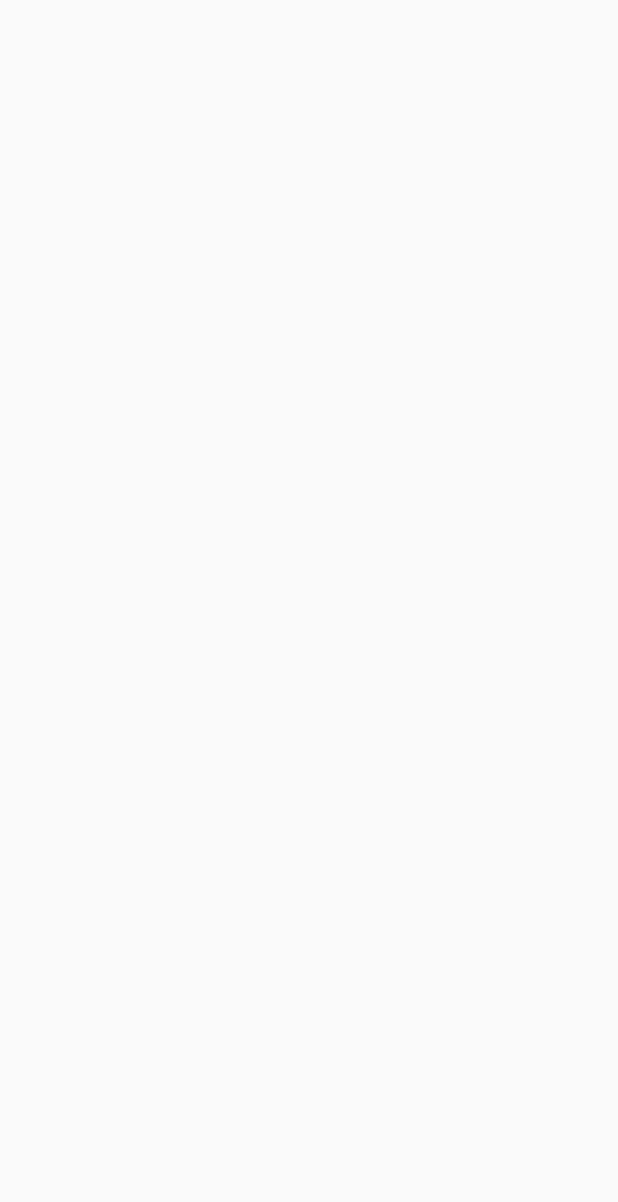
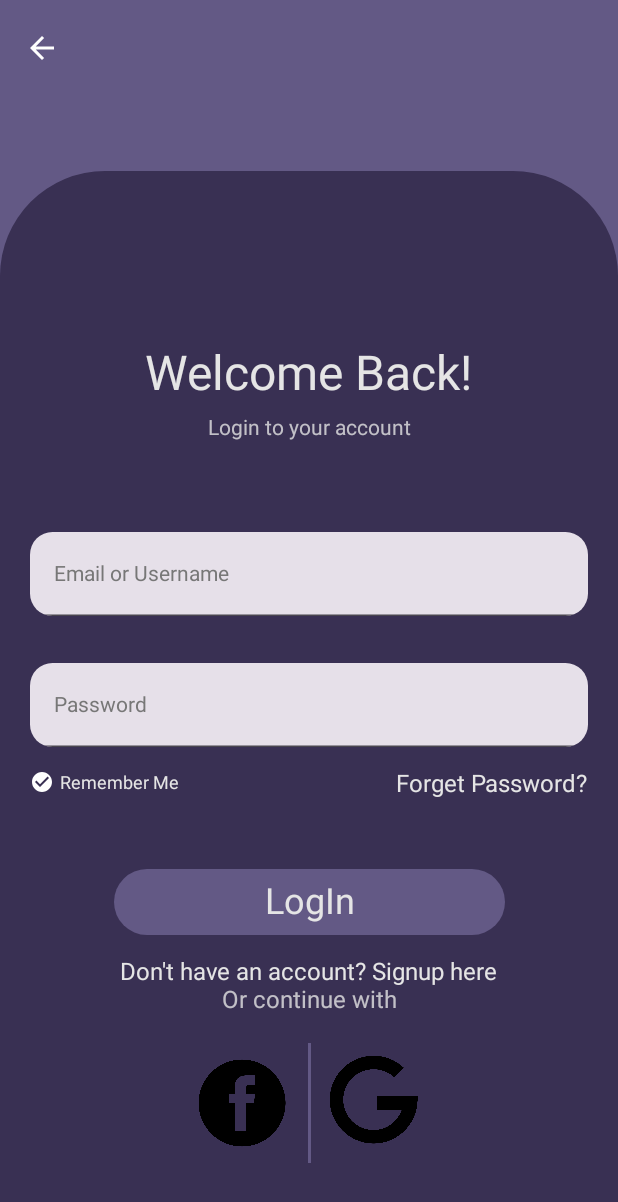
Before and after one commit to Bahezhamid/Anime-App, an Android app built with Jetpack Compose: the screen it shows after launch (MainActivity), on a phone screen of 412 x 824 dp. Before the commit the part shown is empty. Shown: the top 1202 px of the screen. Run offline under Robolectric (Android 15) with nearby library versions, the light colour scheme and no system bars.

Commit message:
adding design for login Page

```diff
--- a/app/src/main/java/com/example/animeapp/MainActivity.kt
+++ b/app/src/main/java/com/example/animeapp/MainActivity.kt
@@ -22,7 +22,7 @@ class MainActivity : ComponentActivity() {
         enableEdgeToEdge()
         setContent {
             AnimeAppTheme {
-
+                LoginAndSingUpPage()
             }
         }
     }
--- a/app/src/main/java/com/example/animeapp/ui/screens/loginAndSingUpPage.kt
+++ b/app/src/main/java/com/example/animeapp/ui/screens/loginAndSingUpPage.kt
@@ -9,9 +9,16 @@ import androidx.compose.foundation.layout.Spacer
 import androidx.compose.foundation.layout.fillMaxSize
 import androidx.compose.foundation.layout.fillMaxWidth
 import androidx.compose.foundation.layout.height
+import androidx.compose.foundation.layout.padding
+import androidx.compose.foundation.layout.size
+import androidx.compose.foundation.layout.sizeIn
+import androidx.compose.foundation.layout.width
+import androidx.compose.foundation.shape.RoundedCornerShape
 import androidx.compose.material.icons.Icons
 import androidx.compose.material.icons.filled.ArrowBack
+import androidx.compose.material.icons.filled.CheckCircle
 import androidx.compose.material3.Button
+import androidx.compose.material3.ButtonDefaults
 import androidx.compose.material3.ExperimentalMaterial3Api
 import androidx.compose.material3.Icon
 import androidx.compose.material3.IconButton
@@ -24,10 +31,15 @@ import androidx.compose.material3.TopAppBarDefaults
 import androidx.compose.runtime.Composable
 import androidx.compose.ui.Alignment
 import androidx.compose.ui.Modifier
+import androidx.compose.ui.draw.alpha
+import androidx.compose.ui.draw.clip
 import androidx.compose.ui.graphics.Color
 import androidx.compose.ui.res.painterResource
+import androidx.compose.ui.text.style.TextAlign
 import androidx.compose.ui.tooling.preview.Preview
 import androidx.compose.ui.unit.dp
+import androidx.compose.ui.unit.sp
+import com.example.animeapp.R
 import com.example.animeapp.ui.theme.AnimeAppTheme
 
 @OptIn(ExperimentalMaterial3Api::class)
@@ -36,7 +48,7 @@ fun LoginAndSingUpPage(modifier: Modifier = Modifier) {
     Column(
         modifier = Modifier
             .fillMaxSize()
-            .background(color = MaterialTheme.colorScheme.secondary)
+            .background(color = MaterialTheme.colorScheme.secondary),
     ){
 
             TopAppBar(
@@ -55,27 +67,132 @@ fun LoginAndSingUpPage(modifier: Modifier = Modifier) {
                 ),
 
             )
-
+        Spacer(modifier = Modifier.height(50.dp))
             Column(
                 modifier = Modifier
                     .weight(1f)
                     .fillMaxWidth()
-                    .background(color = MaterialTheme.colorScheme.primary),
+                    .clip(RoundedCornerShape(topStart = 70.dp, topEnd = 70.dp))
+                    .background(color = MaterialTheme.colorScheme.primary)
+                    .padding(20.dp)
+                ,
                 horizontalAlignment = Alignment.CenterHorizontally,
-                verticalArrangement = Arrangement.Center,
+                verticalArrangement = Arrangement.Top
             ) {
-                Text(text = "Welcome Back!")
-                Text(text = "Login To Your Account")
-                TextField(value = "", onValueChange = {})
-                TextField(value = "", onValueChange = {})
-                Row {
-                    Text(text = "Remember Me")
+                Spacer(modifier = Modifier.height(96.dp))
+                Text(
+                    text = "Welcome Back!",
+                    style = MaterialTheme.typography.headlineLarge
+                    )
+                Spacer(modifier = Modifier.height(9.dp))
+                Text(
+                    text = "Login to your account",
+                    style = MaterialTheme.typography.bodyMedium,
+                    modifier = Modifier.alpha(0.8f)
+                    )
+                Spacer(modifier = Modifier.height(61.dp))
+                TextField(
+                    value = "", onValueChange = {},
+                    modifier = Modifier
+                        .fillMaxWidth()
+                        .clip(RoundedCornerShape(15.dp)),
+                    placeholder = {
+                        Text(
+                            text = "Email or Username",
+                            fontSize = 14.sp,
+                            textAlign = TextAlign.Start,
+                            color = Color(0xff777777)
+                        )
+                    }
+                )
+                Spacer(modifier = Modifier.height(31.dp))
+                TextField(
+                    value = "", onValueChange = {},
+                    modifier = Modifier
+                        .fillMaxWidth()
+                        .clip(RoundedCornerShape(15.dp)),
+                    placeholder = {
+                        Text(
+                            text = "Password",
+                            fontSize = 14.sp,
+                            textAlign = TextAlign.Start,
+                            color = Color(0xff777777)
+                        )
+                    }
+                )
+                Spacer(modifier = Modifier.height(15.dp))
+                Row(
+                    modifier = Modifier.fillMaxWidth(),
+                    horizontalArrangement = Arrangement.SpaceBetween
+                ) {
+                    Row(
+                        verticalAlignment = Alignment.CenterVertically
+                    ) {
+                        Icon(
+                            imageVector = Icons.Default.CheckCircle,
+                            contentDescription = "Remember Me Icon",
+                            tint = MaterialTheme.colorScheme.onPrimary,
+                            modifier = Modifier.size(16.dp)
+                        )
+                        Spacer(modifier = Modifier.width(4.dp))
+                        Text(
+                            text = "Remember Me",
+                            style = MaterialTheme.typography.bodySmall
+                        )
+                    }
                     Text(text = "Forget Password?")
                 }
-                Button(onClick = { /*TODO*/ }) {
-                    Text(text = "LogIn")
+                Spacer(modifier = Modifier.height(45.dp))
+                Button(
+                    onClick = { },
+                    colors = ButtonDefaults.buttonColors(
+                        containerColor = MaterialTheme.colorScheme.secondary,
+                    ),
+                    modifier = Modifier
+                        .fillMaxWidth(0.7f)
+                        .sizeIn(minHeight = 41.dp)
+                    ) {
+                    Text(
+                        text = "LogIn",
+                        style = MaterialTheme.typography.headlineSmall
+                        )
                 }
-                Text(text = "Don't have an account? Signup here")
+                Spacer(modifier = Modifier.height(13.dp))
+                Text(
+                    text = "Don't have an account? Signup here",
+                    style = MaterialTheme.typography.bodyLarge,
+                )
+                Spacer(modifier = Modifier.weight(1f))
+                Text(
+                    text = "Or continue with",
+                    style = MaterialTheme.typography.bodyLarge,
+                    modifier = Modifier.alpha(0.8f)
+                )
+                Spacer(modifier = Modifier.height(19.dp))
+                Row {
+                    Icon(
+                        painter = painterResource(id = R.drawable.facebook_icons),
+                        contentDescription = "Facebook Icon",
+                        modifier = Modifier
+                            .size(80.dp)
+                            .padding(end = 8.dp)
+                    )
+                    Box(
+                        modifier = Modifier
+                            .width(2.dp)
+                            .height(80.dp)
+                            .background(MaterialTheme.colorScheme.secondary)
+
+                    )
+                    Icon(
+                        painter = painterResource(id = R.drawable.google_icon),
+                        contentDescription = "Facebook Icon",
+                        modifier = Modifier
+                            .size(80.dp)
+                            .padding(start = 8.dp)
+                    )
+                }
+                Spacer(modifier = Modifier.height(30.dp))
             }
 
     }
@@ -83,7 +200,7 @@ fun LoginAndSingUpPage(modifier: Modifier = Modifier) {
 @Preview(showBackground = true)
 @Preview(showBackground = true)
 @Composable
-fun LoginAndSinguoPagePreview() {
+fun LoginAndSingupPagePreview() {
     AnimeAppTheme {
         LoginAndSingUpPage(modifier = Modifier.fillMaxSize())
     }
--- a/app/src/main/java/com/example/animeapp/ui/theme/Type.kt
+++ b/app/src/main/java/com/example/animeapp/ui/theme/Type.kt
@@ -1,34 +1,72 @@
 package com.example.animeapp.ui.theme
 
 import androidx.compose.material3.Typography
+import androidx.compose.ui.graphics.Color
 import androidx.compose.ui.text.TextStyle
 import androidx.compose.ui.text.font.FontFamily
 import androidx.compose.ui.text.font.FontWeight
 import androidx.compose.ui.unit.sp
 
-// Set of Material typography styles to start with
+// Set default typography styles with the new color
 val Typography = Typography(
+    displayLarge = TextStyle(
+        fontSize = 57.sp,
+        color = Color(0xFFE5E5E5)
+    ),
+    displayMedium = TextStyle(
+        fontSize = 45.sp,
+        color = Color(0xFFE5E5E5)
+    ),
+    displaySmall = TextStyle(
+        fontSize = 36.sp,
+        color = Color(0xFFE5E5E5)
+    ),
+    headlineLarge = TextStyle(
+        fontSize = 32.sp,
+        color = Color(0xFFE5E5E5)
+    ),
+    headlineMedium = TextStyle(
+        fontSize = 28.sp,
+        color = Color(0xFFE5E5E5)
+    ),
+    headlineSmall = TextStyle(
+        fontSize = 24.sp,
+        color = Color(0xFFE5E5E5)
+    ),
+    titleLarge = TextStyle(
+        fontSize = 22.sp,
+        color = Color(0xFFE5E5E5)
+    ),
+    titleMedium = TextStyle(
+        fontSize = 16.sp,
+        color = Color(0xFFE5E5E5)
+    ),
+    titleSmall = TextStyle(
+        fontSize = 14.sp,
+        color = Color(0xFFE5E5E5)
+    ),
     bodyLarge = TextStyle(
-        fontFamily = FontFamily.Default,
-        fontWeight = FontWeight.Normal,
         fontSize = 16.sp,
-        lineHeight = 24.sp,
-        letterSpacing = 0.5.sp
-    )
-    /* Other default text styles to override
-    titleLarge = TextStyle(
-        fontFamily = FontFamily.Default,
-        fontWeight = FontWeight.Normal,
-        fontSize = 22.sp,
-        lineHeight = 28.sp,
-        letterSpacing = 0.sp
+        color = Color(0xFFE5E5E5)
+    ),
+    bodyMedium = TextStyle(
+        fontSize = 14.sp,
+        color = Color(0xFFE5E5E5)
+    ),
+    bodySmall = TextStyle(
+        fontSize = 12.sp,
+        color = Color(0xFFE5E5E5)
+    ),
+    labelLarge = TextStyle(
+        fontSize = 14.sp,
+        color = Color(0xFFE5E5E5)
+    ),
+    labelMedium = TextStyle(
+        fontSize = 12.sp,
+        color = Color(0xFFE5E5E5)
     ),
     labelSmall = TextStyle(
-        fontFamily = FontFamily.Default,
-        fontWeight = FontWeight.Medium,
         fontSize = 11.sp,
-        lineHeight = 16.sp,
-        letterSpacing = 0.5.sp
+        color = Color(0xFFE5E5E5)
     )
-    */
 )
```
Also changed, not shown: app/src/main/res/drawable/facebook_icons.png (added), app/src/main/res/drawable/google_icon.webp (added).
